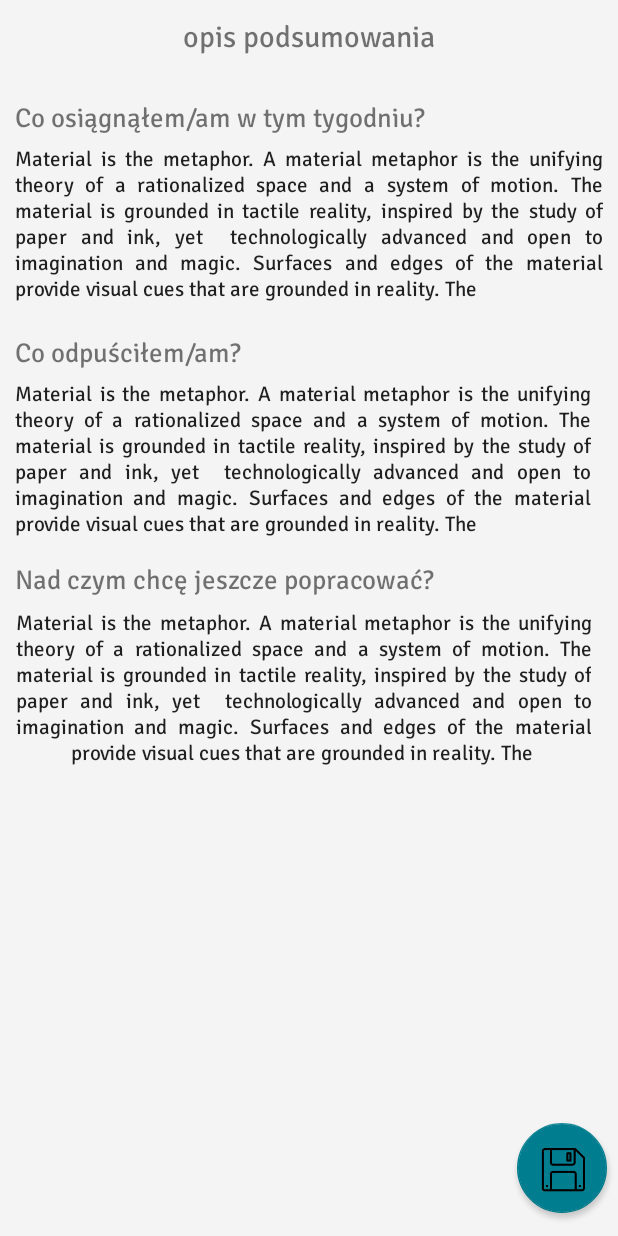
After one commit to jarekkopaczewski/Planer, an Android app: the SummaryEditorActivity screen opened directly, with no data from a screen before it, on a phone screen of 412 x 824 dp. The commit adds this screen. Run offline under Robolectric (Android 15) with nearby library versions, the phone set to English and light mode, and no system bars.

Commit message:
- add summary browser

```diff
--- /dev/null
+++ b/app/src/main/java/skills/future/planer/ui/summary/SummaryEditorActivity.java
@@ -0,0 +1,34 @@
+package skills.future.planer.ui.summary;
+
+import androidx.appcompat.app.AppCompatActivity;
+
+import android.os.Bundle;
+
+import com.google.android.material.dialog.MaterialAlertDialogBuilder;
+
+import skills.future.planer.R;
+
+public class SummaryEditorActivity extends AppCompatActivity {
+
+    @Override
+    protected void onCreate(Bundle savedInstanceState) {
+        super.onCreate(savedInstanceState);
+        setContentView(R.layout.activity_summary_editor);
+        getWindow().setNavigationBarColor(getColor(R.color.navigationBarColor));
+    }
+
+    @Override
+    public void onBackPressed() {
+        showDialog();
+    }
+
+    private void showDialog() {
+        new MaterialAlertDialogBuilder(this, R.style.MaterialAlertDialog_rounded)
+                .setIcon(R.drawable.warning)
+                .setTitle(R.string.exit_activity_warning_1)
+                .setMessage(R.string.exit_activity_warning_2)
+                .setPositiveButton(R.string.agree, (dialog, which) -> finish())
+                .setNegativeButton(R.string.disagree, null)
+                .show();
+    }
+}
--- a/app/src/main/java/skills/future/planer/ui/summary/viewholders/SummaryViewHolder.java
+++ b/app/src/main/java/skills/future/planer/ui/summary/viewholders/SummaryViewHolder.java
@@ -1,7 +1,11 @@
 package skills.future.planer.ui.summary.viewholders;
 
+import android.annotation.SuppressLint;
 import android.content.Context;
+import android.content.Intent;
+import android.os.Bundle;
 import android.view.View;
+import android.widget.ImageView;
 import android.widget.TextView;
 
 import androidx.annotation.NonNull;
@@ -12,23 +16,39 @@ import lombok.Getter;
 import skills.future.planer.R;
 import skills.future.planer.db.summary.SummaryData;
 import skills.future.planer.db.summary.SummaryType;
+import skills.future.planer.ui.AnimateView;
+import skills.future.planer.ui.habit.HabitCreatorActivity;
+import skills.future.planer.ui.summary.SummaryEditorActivity;
 
 @Getter
 public class SummaryViewHolder extends RecyclerView.ViewHolder {
     private TextView nameTextView;
+    private ImageView detailImageView;
     protected Context context;
 
     public SummaryViewHolder(@NonNull View itemView, Context context) {
         super(itemView);
         this.nameTextView = itemView.findViewById(R.id.summaryNameText);
+        try{
+            this.detailImageView = itemView.findViewById(R.id.detailImageView3);
+        }catch (Exception exp){
+            exp.printStackTrace();
+        }
         this.context = context;
     }
 
+    @SuppressLint("SetTextI18n")
     public void setEverything(SummaryData summaryData)
     {
         if( summaryData.getSummaryType() == SummaryType.monthSummary )
             nameTextView.setText(context.getResources().getStringArray(R.array.months)[summaryData.getMonth()-1]);
         else if( summaryData.getSummaryType() == SummaryType.weekSummary )
             nameTextView.setText("Tydzień nr " + summaryData.getWeekNumber());
+
+        if(detailImageView != null)
+            detailImageView.setOnClickListener(e->{
+                AnimateView.animateInOut(detailImageView, context);
+                context.startActivity(new Intent(this.getContext(), SummaryEditorActivity.class));
+            });
     }
 }
--- /dev/null
+++ b/app/src/main/res/layout/activity_summary_editor.xml
@@ -0,0 +1,235 @@
+<?xml version="1.0" encoding="utf-8"?>
+<androidx.constraintlayout.widget.ConstraintLayout xmlns:android="http://schemas.android.com/apk/res/android"
+    xmlns:app="http://schemas.android.com/apk/res-auto"
+    xmlns:tools="http://schemas.android.com/tools"
+    android:layout_width="match_parent"
+    android:layout_height="match_parent"
+    android:background="@color/background"
+    tools:context=".ui.summary.SummaryEditorActivity">
+
+    <com.google.android.material.floatingactionbutton.FloatingActionButton
+        android:id="@+id/editSummaryFab2"
+        style="@style/Widget.AppCompat.Button"
+        android:layout_width="60dp"
+        android:layout_height="60dp"
+        android:clickable="true"
+        android:contentDescription="@string/save_button_description"
+        android:foreground="@drawable/save"
+        android:foregroundGravity="fill_horizontal|center|fill_vertical"
+        android:foregroundTint="@color/imageTintColor"
+        android:text="@string/TaskListElementFabricButton"
+        android:tint="@color/imageTintColor"
+        app:backgroundTint="@color/second_color_30"
+        app:layout_constraintBottom_toBottomOf="parent"
+        app:layout_constraintEnd_toEndOf="parent"
+        app:layout_constraintHorizontal_bias="0.98"
+        app:layout_constraintStart_toStartOf="parent"
+        app:layout_constraintTop_toTopOf="parent"
+        app:layout_constraintVertical_bias="0.98"
+        tools:ignore="SpeakableTextPresentCheck" />
+
+    <TextView
+        android:id="@+id/textView6"
+        android:layout_width="wrap_content"
+        android:layout_height="40dp"
+        android:layout_marginTop="10dp"
+        android:fontFamily="@font/signika_regular"
+        android:text="opis podsumowania"
+        android:textSize="20sp"
+        app:layout_constraintEnd_toEndOf="parent"
+        app:layout_constraintStart_toStartOf="parent"
+        app:layout_constraintTop_toTopOf="parent" />
+
+    <ImageView
+        android:id="@+id/imageView12"
+        android:layout_width="match_parent"
+        android:layout_height="15dp"
+        android:alpha="0.2"
+        android:rotationX="180"
+        android:scaleType="fitXY"
+        app:layout_constraintEnd_toEndOf="parent"
+        app:layout_constraintStart_toStartOf="parent"
+        app:layout_constraintTop_toBottomOf="@+id/textView6"
+        app:srcCompat="@drawable/shadow" />
+
+    <androidx.core.widget.NestedScrollView
+        android:layout_width="match_parent"
+        android:layout_height="0dp"
+        android:layout_marginBottom="20dp"
+        android:background="@color/background"
+        android:fillViewport="true"
+        app:layout_constraintBottom_toBottomOf="parent"
+        app:layout_constraintEnd_toEndOf="parent"
+        app:layout_constraintStart_toStartOf="parent"
+        app:layout_constraintTop_toBottomOf="@+id/textView6">
+
+        <LinearLayout
+            android:layout_width="match_parent"
+            android:layout_height="wrap_content"
+            android:orientation="vertical">
+
+            <androidx.constraintlayout.widget.ConstraintLayout
+                android:layout_width="match_parent"
+                android:layout_height="match_parent">
+
+                <androidx.core.widget.NestedScrollView
+                    android:id="@+id/nestedScrollView2"
+                    android:layout_width="match_parent"
+                    android:layout_height="wrap_content"
+                    android:layout_marginStart="10dp"
+                    android:layout_marginEnd="10dp"
+                    android:background="@color/background"
+                    android:fillViewport="true"
+                    android:paddingBottom="5dp"
+                    app:layout_constraintBottom_toBottomOf="parent"
+                    app:layout_constraintEnd_toEndOf="parent"
+                    app:layout_constraintStart_toStartOf="parent"
+                    app:layout_constraintTop_toBottomOf="@+id/textView2"
+                    app:layout_constraintVertical_bias="0.0">
+
+                    <LinearLayout
+                        android:layout_width="match_parent"
+                        android:layout_height="match_parent"
+                        android:orientation="vertical">
+
+                        <EditText
+                            android:id="@+id/summaryEditText"
+                            android:layout_width="match_parent"
+                            android:layout_height="match_parent"
+                            android:background="#00F4F4F4"
+                            android:enabled="true"
+                            android:justificationMode="inter_word"
+                            android:gravity="fill_horizontal"
+                            android:fontFamily="@font/signika_regular"
+                            android:paddingTop="5dp"
+                            android:paddingBottom="5dp"
+                            android:text="@string/large_text"
+                            android:textSize="14sp" />
+
+                    </LinearLayout>
+                </androidx.core.widget.NestedScrollView>
+
+                <TextView
+                    android:id="@+id/textView2"
+                    android:layout_width="match_parent"
+                    android:layout_height="wrap_content"
+                    android:layout_marginStart="10dp"
+                    android:layout_marginTop="15dp"
+                    android:layout_marginEnd="10dp"
+                    android:background="@color/background"
+                    android:fontFamily="@font/signika_regular"
+                    android:text="Co osiągnąłem/am w tym tygodniu?"
+                    android:textSize="18sp"
+                    app:layout_constraintEnd_toEndOf="parent"
+                    app:layout_constraintStart_toStartOf="parent"
+                    app:layout_constraintTop_toTopOf="parent" />
+
+                <androidx.core.widget.NestedScrollView
+                    android:id="@+id/nestedScrollView3"
+                    android:layout_width="match_parent"
+                    android:layout_height="wrap_content"
+                    android:layout_marginStart="10dp"
+                    android:layout_marginEnd="10dp"
+                    android:background="@color/background"
+                    android:fillViewport="true"
+                    app:layout_constraintBottom_toBottomOf="parent"
+                    app:layout_constraintEnd_toEndOf="parent"
+                    app:layout_constraintStart_toStartOf="parent"
+                    app:layout_constraintTop_toBottomOf="@+id/textView3"
+                    app:layout_constraintVertical_bias="0.0">
+
+                    <LinearLayout
+                        android:layout_width="match_parent"
+                        android:layout_height="wrap_content"
+                        android:orientation="vertical">
+
+                        <EditText
+                            android:id="@+id/summaryEditText2"
+                            android:layout_width="match_parent"
+                            android:layout_height="match_parent"
+                            android:layout_marginEnd="8dp"
+                            android:background="#00F4F4F4"
+                            android:enabled="true"
+                            android:justificationMode="inter_word"
+                            android:gravity="fill_horizontal"
+                            android:fontFamily="@font/signika_regular"
+                            android:paddingTop="5dp"
+                            android:paddingBottom="5dp"
+                            android:text="@string/large_text"
+                            android:textSize="14sp" />
+                    </LinearLayout>
+                </androidx.core.widget.NestedScrollView>
+
+                <TextView
+                    android:id="@+id/textView3"
+                    android:layout_width="match_parent"
+                    android:layout_height="wrap_content"
+                    android:layout_marginStart="10dp"
+                    android:layout_marginTop="10dp"
+                    android:layout_marginEnd="10dp"
+                    android:background="@color/background"
+                    android:fontFamily="@font/signika_regular"
+                    android:text="Co odpuściłem/am?"
+                    android:textSize="18sp"
+                    app:layout_constraintEnd_toEndOf="parent"
+                    app:layout_constraintStart_toStartOf="parent"
+                    app:layout_constraintTop_toBottomOf="@+id/nestedScrollView2" />
+
+                <TextView
+                    android:id="@+id/textView4"
+                    android:layout_width="match_parent"
+                    android:layout_height="wrap_content"
+                    android:layout_marginStart="10dp"
+                    android:layout_marginTop="10dp"
+                    android:layout_marginEnd="10dp"
+                    android:fontFamily="@font/signika_regular"
+                    android:text="Nad czym chcę jeszcze popracować?"
+                    android:textSize="18sp"
+                    app:layout_constraintBottom_toBottomOf="parent"
+                    app:layout_constraintEnd_toEndOf="parent"
+                    app:layout_constraintHorizontal_bias="1.0"
+                    app:layout_constraintStart_toStartOf="parent"
+                    app:layout_constraintTop_toBottomOf="@+id/nestedScrollView3"
+                    app:layout_constraintVertical_bias="0.0" />
+
+                <androidx.core.widget.NestedScrollView
+                    android:id="@+id/nestedScroll3"
+                    android:layout_width="match_parent"
+                    android:layout_height="wrap_content"
+                    android:layout_marginStart="10dp"
+                    android:layout_marginTop="1dp"
+                    android:layout_marginEnd="10dp"
+                    android:background="@color/background"
+                    android:fillViewport="true"
+                    app:layout_constraintBottom_toBottomOf="parent"
+                    app:layout_constraintEnd_toEndOf="parent"
+                    app:layout_constraintStart_toStartOf="parent"
+                    app:layout_constraintTop_toBottomOf="@+id/textView4"
+                    app:layout_constraintVertical_bias="0.0">
+
+                    <LinearLayout
+                        android:layout_width="match_parent"
+                        android:layout_height="wrap_content"
+                        android:orientation="vertical">
+
+                        <EditText
+                            android:id="@+id/summaryEditText3"
+                            android:layout_width="match_parent"
+                            android:layout_height="match_parent"
+                            android:layout_marginEnd="8dp"
+                            android:background="@color/background"
+                            android:enabled="true"
+                            android:fontFamily="@font/signika_regular"
+                            android:justificationMode="inter_word"
+                            android:paddingTop="5dp"
+                            android:paddingBottom="5dp"
+                            android:text="@string/large_text"
+                            android:textAlignment="center"
+                            android:textSize="14sp" />
+                    </LinearLayout>
+                </androidx.core.widget.NestedScrollView>
+
+            </androidx.constraintlayout.widget.ConstraintLayout>
+        </LinearLayout>
+    </androidx.core.widget.NestedScrollView>
+</androidx.constraintlayout.widget.ConstraintLayout>
--- a/app/src/main/res/layout/fragment_summary_browser.xml
+++ b/app/src/main/res/layout/fragment_summary_browser.xml
@@ -20,8 +20,11 @@
         app:layout_constraintTop_toTopOf="parent"
         app:np_dividerColor="@color/imageTintColor"
         app:np_dividerDistance="100dp"
+        app:np_selectedTextAlign="selectedTextAlignCenter"
         app:np_max="2099"
         app:np_min="2000"
+        app:np_textStrikeThru="false"
+        app:np_formatter="%04d"
         app:np_orientation="horizontal"
         app:np_selectedTextColor="@color/second_color_30"
         app:np_textColor="@color/textColor"
--- a/app/src/main/res/layout/summary_in_list.xml
+++ b/app/src/main/res/layout/summary_in_list.xml
@@ -23,16 +23,27 @@
             android:layout_width="match_parent"
             android:layout_height="match_parent">
 
+            <ImageView
+                android:id="@+id/detailImageView3"
+                android:layout_width="25dp"
+                android:layout_height="25dp"
+                android:layout_marginEnd="15dp"
+                app:layout_constraintBottom_toBottomOf="parent"
+                app:layout_constraintEnd_toEndOf="parent"
+                app:layout_constraintTop_toTopOf="parent"
+                app:srcCompat="@drawable/pencil"
+                app:tint="@color/imageTintColor_2" />
+
             <TextView
                 android:id="@+id/summaryNameText"
-                android:layout_width="match_parent"
+                android:layout_width="0dp"
                 android:layout_height="20dp"
                 android:layout_marginStart="10dp"
-                android:layout_marginEnd="10dp"
+                android:layout_marginEnd="5dp"
                 android:fontFamily="@font/signika_regular"
                 android:text="summary name"
                 app:layout_constraintBottom_toBottomOf="parent"
-                app:layout_constraintEnd_toEndOf="parent"
+                app:layout_constraintEnd_toStartOf="@+id/detailImageView3"
                 app:layout_constraintStart_toStartOf="parent"
                 app:layout_constraintTop_toTopOf="parent" />
         </androidx.constraintlayout.widget.ConstraintLayout>
--- a/app/src/main/res/layout/summary_in_list_extended.xml
+++ b/app/src/main/res/layout/summary_in_list_extended.xml
@@ -25,7 +25,7 @@
 
             <TextView
                 android:id="@+id/summaryNameText"
-                android:layout_width="match_parent"
+                android:layout_width="0dp"
                 android:layout_height="20dp"
                 android:layout_marginStart="10dp"
                 android:layout_marginTop="10dp"
--- a/app/src/main/res/layout/summary_in_list_week.xml
+++ b/app/src/main/res/layout/summary_in_list_week.xml
@@ -3,7 +3,7 @@
     xmlns:app="http://schemas.android.com/apk/res-auto"
     xmlns:tools="http://schemas.android.com/tools"
     android:layout_width="match_parent"
-    android:layout_height="40dp"
+    android:layout_height="50dp"
     android:background="@color/foreground">
 
     <androidx.cardview.widget.CardView
@@ -26,16 +26,27 @@
 
             <TextView
                 android:id="@+id/summaryNameText"
-                android:layout_width="match_parent"
+                android:layout_width="0dp"
                 android:layout_height="20dp"
                 android:layout_marginStart="10dp"
-                android:layout_marginEnd="10dp"
+                android:layout_marginEnd="5dp"
                 android:fontFamily="@font/signika_regular"
                 android:text="summary name"
                 app:layout_constraintBottom_toBottomOf="parent"
-                app:layout_constraintEnd_toEndOf="parent"
+                app:layout_constraintEnd_toStartOf="@+id/detailImageView3"
                 app:layout_constraintStart_toStartOf="parent"
                 app:layout_constraintTop_toTopOf="parent" />
+
+            <ImageView
+                android:id="@+id/detailImageView3"
+                android:layout_width="25dp"
+                android:layout_height="25dp"
+                android:layout_marginEnd="15dp"
+                app:layout_constraintBottom_toBottomOf="parent"
+                app:layout_constraintEnd_toEndOf="parent"
+                app:layout_constraintTop_toTopOf="parent"
+                app:srcCompat="@drawable/pencil"
+                app:tint="@color/imageTintColor_2" />
         </androidx.constraintlayout.widget.ConstraintLayout>
 
     </androidx.cardview.widget.CardView>
--- a/app/src/main/res/values/strings.xml
+++ b/app/src/main/res/values/strings.xml
@@ -44,19 +44,11 @@
     <string name="agree">Tak</string>
     <string name="disagree">Nie</string>
     <string name="large_text">
-
         "Material is the metaphor."
         "A material metaphor is the unifying theory of a rationalized space and a system of motion."
         "The material is grounded in tactile reality, inspired by the study of paper and ink, yet "
         "technologically advanced and open to imagination and magic."
         "Surfaces and edges of the material provide visual cues that are grounded in reality. The "
-        "use of familiar tactile attributes helps users quickly understand affordances. Yet the "
-        "flexibility of the material creates new affordances that supercede those in the physical "
-        "world, without breaking the rules of physics."
-        "The fundamentals of light, surface, and movement are key to conveying how objects move, "
-        "interact, and exist in space and in relation to each other. Realistic lighting shows "
-        "seams, divides space, and indicates moving parts."
-        "Bold, graphic, intentional."
     </string>
     <string name="dateInterval">do</string>
     <string name="work">Praca</string>
```
